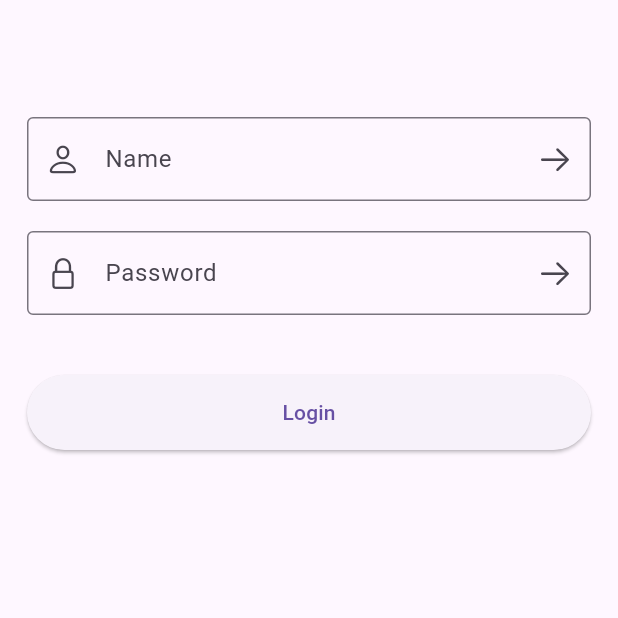
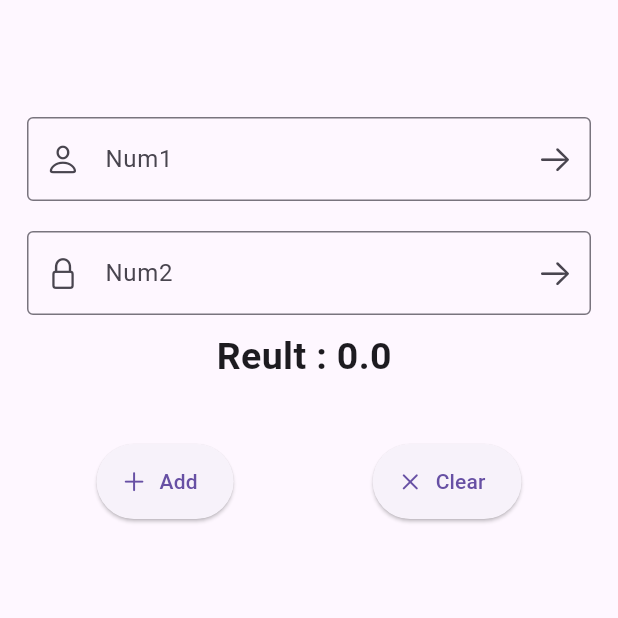
Before and after one commit to RakibulIslam10/Learnig_Resource, a Flutter app: the screen it shows after launch, on a phone screen of 412 x 824 dp, the top half of it. Run offline on Flutter 3.47's test engine with Material 3 defaults, Android fonts, the phone set to English and light mode, and no system bars.

Commit message:
Sum calclutor

```diff
--- a/lib/home_screen.dart
+++ b/lib/home_screen.dart
@@ -10,7 +10,16 @@ class HomeScreen extends StatefulWidget {
 }
 
 class _HomeScreenState extends State<HomeScreen> {
+  void ClearAll() {
+    Num1Controler.clear();
+    Num2Controler.clear();
+  }
+
+  TextEditingController Num1Controler = TextEditingController();
+  TextEditingController Num2Controler = TextEditingController();
+
   final _formkey = GlobalKey<FormState>();
+ double MyReult = 0;
 
   @override
   Widget build(BuildContext context) {
@@ -21,56 +30,80 @@ class _HomeScreenState extends State<HomeScreen> {
           key: _formkey,
           child: Column(
             children: [
-              const SizedBox(
-                height: 60),
+              const SizedBox(height: 60),
               TextFormField(
+                controller: Num1Controler,
                 validator: (value) {
                   if (value!.isEmpty) {
-                    return "Please enter name";
+                    return "Enter any Num1";
                   }
                   return null;
                 },
                 decoration: const InputDecoration(
                     prefixIcon: Icon(CupertinoIcons.person),
                     suffixIcon: Icon(CupertinoIcons.arrow_right),
-                    hintText: "Name",
+                    hintText: "Num1",
                     border: OutlineInputBorder()),
               ),
               const SizedBox(
                 height: 20,
               ),
               TextFormField(
+                controller: Num2Controler,
                 validator: (value) {
                   if (value!.isEmpty) {
-                    return "Please enter password";
+                    return "Enter any Num1";
                   }
                   return null;
                 },
                 decoration: const InputDecoration(
                     prefixIcon: Icon(CupertinoIcons.lock),
                     suffixIcon: Icon(CupertinoIcons.arrow_right),
-                    hintText: "Password",
+                    hintText: "Num2",
                     border: OutlineInputBorder()),
+              ),
+              SizedBox(
+                height: 10,
+              ),
+              Row(
+                mainAxisAlignment: MainAxisAlignment.center,
+                children: [
+                  Text(
+                    "Reult : $MyReult ",
+                    style: TextStyle(fontSize: 25, fontWeight: FontWeight.bold),
+                  ),
+                ],
               ),
               const SizedBox(
                 height: 40,
               ),
+              Row(
+                mainAxisAlignment: MainAxisAlignment.spaceAround,
+                children: [
                   SizedBox(
                     height: 50,
-                width: double.infinity,
-                child: ElevatedButton(
+                    child: ElevatedButton.icon(
+                      label: Text("Add"),
+                      icon: Icon(CupertinoIcons.add),
                       onPressed: () {
-                    if (_formkey.currentState!.validate()) {
-                      Navigator.push(
-                          context,
-                          MaterialPageRoute(
-                            builder: (context) => const MainPage(),
-                          ));
-                    }
+                        double a = double.parse(Num1Controler.text);
+                        double b = double.parse(Num2Controler.text);
+                        setState(() {
+                          MyReult = a + b;
+                        });
                       },
-                  child: const Text("Login"),
                     ),
                   ),
+                  SizedBox(
+                    height: 50,
+                    child: ElevatedButton.icon(
+                      label: Text("Clear"),
+                      icon: Icon(CupertinoIcons.multiply),
+                      onPressed: ClearAll,
+                    ),
+                  )
+                ],
+              )
             ],
           ),
         ),
```
Lines whose indentation alone changed are shown as unchanged.
